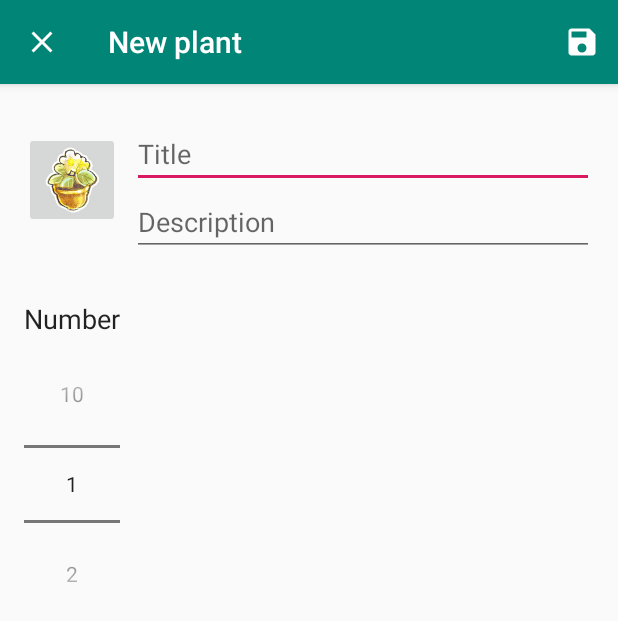
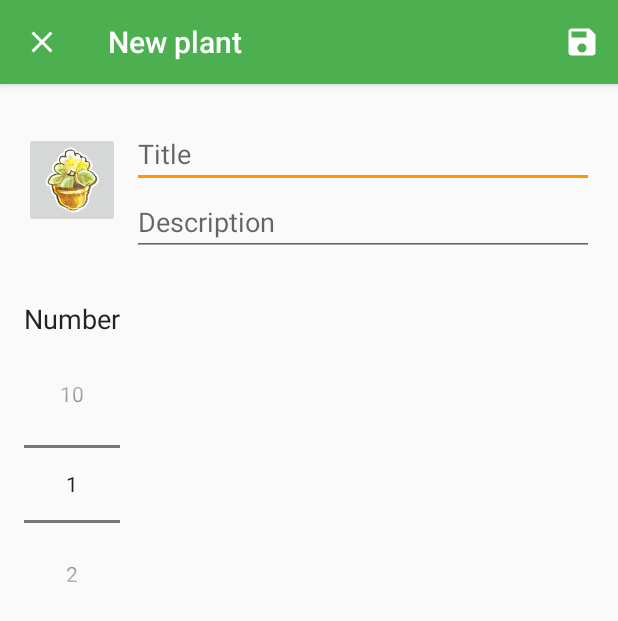
Before and after one commit to dewpickers/dew-scheduler, an Android app: the EditPlantActivity screen opened directly, with no data from a screen before it, on a phone screen of 412 x 824 dp. Shown: the top 621 px of the screen. Run offline under Robolectric (Android 15) with nearby library versions, the phone set to English and light mode, and no system bars; our stand-ins replace Firebase (no records; nobody signed in at launch, a user with empty details on screens opened directly).

Commit message:
Change app color palette

```diff
--- a/app/src/main/res/values/colors.xml
+++ b/app/src/main/res/values/colors.xml
@@ -1,6 +1,6 @@
 <?xml version="1.0" encoding="utf-8"?>
 <resources>
-    <color name="colorPrimary">#008577</color>
-    <color name="colorPrimaryDark">#00574B</color>
-    <color name="colorAccent">#D81B60</color>
+    <color name="colorPrimary">#4CAF50</color>
+    <color name="colorPrimaryDark">#4CAF50</color>
+    <color name="colorAccent">#FF9800</color>
 </resources>
```
